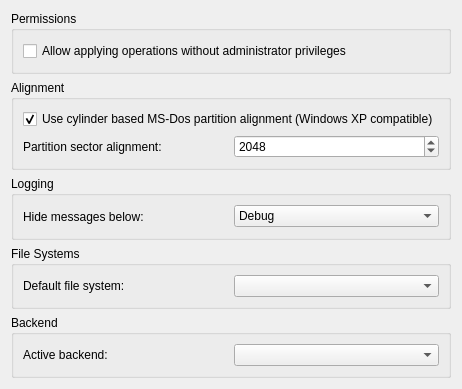
Qt form src/config/configurepagegeneral.ui (KDE/partitionmanager) before a commit.
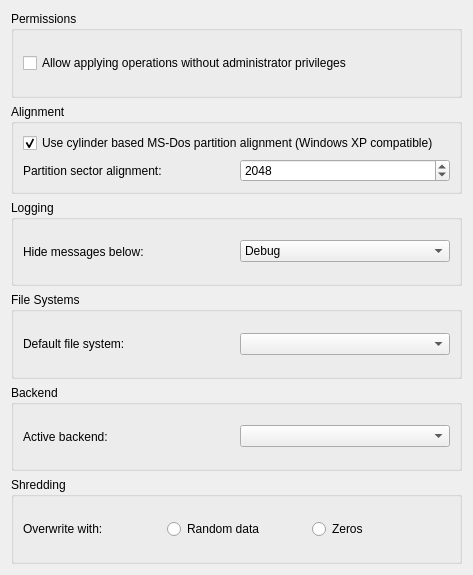
The same form after that commit. Custom widgets are drawn as their Qt base class.

```diff
--- a/src/config/configurepagegeneral.ui
+++ b/src/config/configurepagegeneral.ui
@@ -6,8 +6,8 @@
    <rect>
     <x>0</x>
     <y>0</y>
-    <width>459</width>
-    <height>389</height>
+    <width>473</width>
+    <height>575</height>
    </rect>
   </property>
   <layout class="QVBoxLayout" name="verticalLayout">
@@ -198,9 +198,54 @@
      </layout>
     </widget>
    </item>
+   <item>
+    <widget class="KButtonGroup" name="kcfg_shredSource">
+     <property name="sizePolicy">
+      <sizepolicy hsizetype="Preferred" vsizetype="Preferred">
+       <horstretch>0</horstretch>
+       <verstretch>1</verstretch>
+      </sizepolicy>
+     </property>
+     <property name="title">
+      <string>Shredding</string>
+     </property>
+     <layout class="QHBoxLayout" name="horizontalLayout_4">
+      <item>
+       <widget class="QLabel" name="label_5">
+        <property name="text">
+         <string>Overwrite with:</string>
+        </property>
+        <property name="buddy">
+         <cstring>m_ComboBackend</cstring>
+        </property>
+       </widget>
+      </item>
+      <item>
+       <widget class="QRadioButton" name="radioButton">
+        <property name="text">
+         <string>Random data</string>
+        </property>
+       </widget>
+      </item>
+      <item>
+       <widget class="QRadioButton" name="radioButton_2">
+        <property name="text">
+         <string>Zeros</string>
+        </property>
+       </widget>
+      </item>
+     </layout>
+    </widget>
+   </item>
   </layout>
  </widget>
  <customwidgets>
+  <customwidget>
+   <class>KButtonGroup</class>
+   <extends>QGroupBox</extends>
+   <header>kbuttongroup.h</header>
+   <container>1</container>
+  </customwidget>
   <customwidget>
    <class>KComboBox</class>
    <extends>QComboBox</extends>
```
